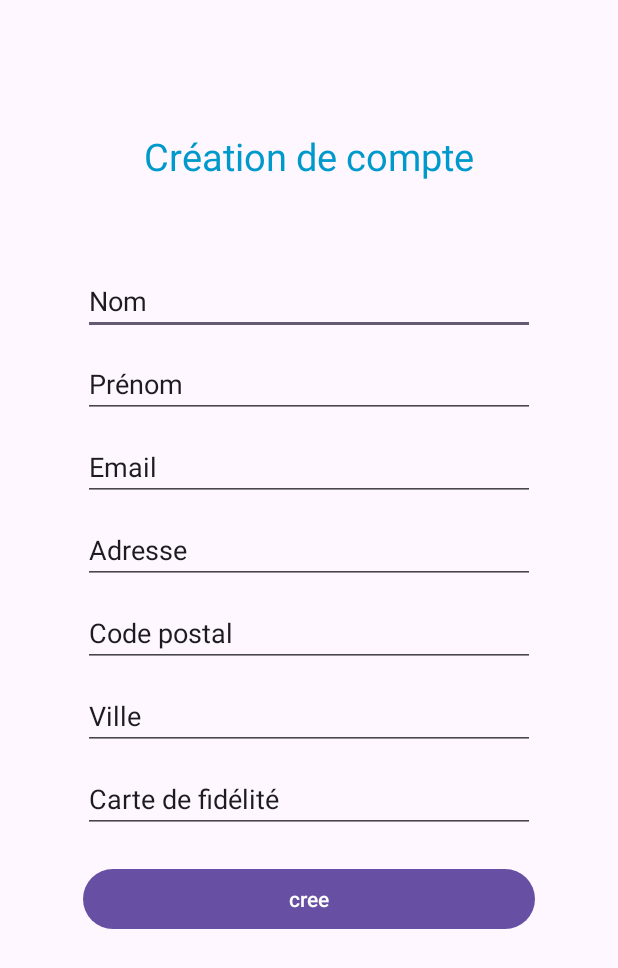
After one commit to benaja-bendo/cgr, an Android app: the FormManuelActivity screen opened directly, with no data from a screen before it, on a phone screen of 412 x 824 dp. The commit adds this screen. Shown: the top 968 px of the screen. Run offline under Robolectric (Android 15) with nearby library versions, the phone set to English and light mode, and no system bars.

Commit message:
✨ add activity FormManuelActivity and ScanQRActivity

```diff
--- a/app/src/main/AndroidManifest.xml
+++ b/app/src/main/AndroidManifest.xml
@@ -13,6 +13,21 @@
         android:theme="@style/Theme.CGR"
         tools:targetApi="31">
         <activity
+            android:name=".FormManuelActivity"
+            android:parentActivityName=".MainActivity"
+            android:exported="false">
+            <meta-data
+                android:name="android.support.PARENT_ACTIVITY"
+                android:value=".MainActivity" />
+        </activity>
+        <activity
+            android:name=".ScanQRActivity"
+            android:exported="false" >
+            <meta-data
+                android:name="android.support.PARENT_ACTIVITY"
+                android:value=".MainActivity" />
+        </activity>
+        <activity
             android:name=".SplashActivity"
             android:exported="true">
             <intent-filter>
@@ -23,7 +38,7 @@
         </activity>
         <activity
             android:name=".MainActivity"
-            android:exported="false"/>
+            android:exported="false" />
     </application>
 
 </manifest>
--- /dev/null
+++ b/app/src/main/java/com/example/cgr/FormManuelActivity.kt
@@ -0,0 +1,11 @@
+package com.example.cgr
+
+import androidx.appcompat.app.AppCompatActivity
+import android.os.Bundle
+
+class FormManuelActivity : AppCompatActivity() {
+    override fun onCreate(savedInstanceState: Bundle?) {
+        super.onCreate(savedInstanceState)
+        setContentView(R.layout.activity_form_manuel)
+    }
+}
--- a/app/src/main/java/com/example/cgr/MainActivity.kt
+++ b/app/src/main/java/com/example/cgr/MainActivity.kt
@@ -1,5 +1,6 @@
 package com.example.cgr
 
+import android.content.Intent
 import androidx.appcompat.app.AppCompatActivity
 import android.os.Bundle
 import android.widget.Button
@@ -12,14 +13,14 @@ class MainActivity : AppCompatActivity() {
         val scanQRButton = findViewById<Button>(R.id.scanQRButton)
         val formManuelButton = findViewById<Button>(R.id.fillFormButton)
 
-//        scanQRButton.setOnClickListener {
-//            val intent = Intent(this, ScanQRActivity::class.java)
-//            startActivity(intent)
-//        }
-//        formManuelButton.setOnClickListener {
-//            val intent = Intent(this, FormManuelActivity::class.java)
-//            startActivity(intent)
-//        }
+        scanQRButton.setOnClickListener {
+            val intent = Intent(this, ScanQRActivity::class.java)
+            startActivity(intent)
+        }
+        formManuelButton.setOnClickListener {
+            val intent = Intent(this, FormManuelActivity::class.java)
+            startActivity(intent)
+        }
 
     }
 }
--- /dev/null
+++ b/app/src/main/java/com/example/cgr/ScanQRActivity.kt
@@ -0,0 +1,11 @@
+package com.example.cgr
+
+import androidx.appcompat.app.AppCompatActivity
+import android.os.Bundle
+
+class ScanQRActivity : AppCompatActivity() {
+    override fun onCreate(savedInstanceState: Bundle?) {
+        super.onCreate(savedInstanceState)
+        setContentView(R.layout.activity_scan_qractivity)
+    }
+}
--- /dev/null
+++ b/app/src/main/res/layout/activity_form_manuel.xml
@@ -0,0 +1,85 @@
+<?xml version="1.0" encoding="utf-8"?>
+<LinearLayout xmlns:android="http://schemas.android.com/apk/res/android"
+    xmlns:app="http://schemas.android.com/apk/res-auto"
+    xmlns:tools="http://schemas.android.com/tools"
+    android:layout_width="match_parent"
+    android:layout_height="match_parent"
+    android:orientation="vertical"
+    android:padding="55dp">
+
+    <TextView
+        android:id="@+id/headerTextView"
+        android:layout_width="250dp"
+        android:layout_height="97dp"
+        android:layout_marginStart="25dp"
+        android:layout_marginBottom="25dp"
+        android:gravity="center"
+        android:text="@string/cr_ation_de_compte"
+        android:textSize="25sp"
+        android:textColor="@android:color/holo_blue_dark"/>
+
+    <EditText
+        android:id="@+id/nameEditText"
+        android:layout_width="match_parent"
+        android:layout_height="wrap_content"
+        android:layout_marginBottom="10dp"
+        android:inputType="text"
+        android:text="@string/nom" />
+
+    <EditText
+        android:id="@+id/firstNameEditText"
+        android:layout_width="match_parent"
+        android:layout_height="wrap_content"
+        android:layout_marginBottom="10dp"
+        android:inputType="text"
+        android:text="@string/pr_nom" />
+
+    <EditText
+        android:id="@+id/emailEditText"
+        android:layout_width="match_parent"
+        android:layout_height="wrap_content"
+        android:layout_marginBottom="10dp"
+        android:inputType="textEmailAddress"
+        android:text="@string/email" />
+
+    <EditText
+        android:id="@+id/addressEditText"
+        android:layout_width="match_parent"
+        android:layout_height="wrap_content"
+        android:layout_marginBottom="10dp"
+        android:inputType="text"
+        android:text="@string/adresse" />
+
+    <EditText
+        android:id="@+id/postalCodeEditText"
+        android:layout_width="match_parent"
+        android:layout_height="wrap_content"
+        android:layout_marginBottom="10dp"
+        android:inputType="textPostalAddress"
+        android:text="@string/code_postal"
+        android:autofillHints="postalCode" />
+
+    <EditText
+        android:id="@+id/cityEditText"
+        android:layout_width="match_parent"
+        android:layout_height="wrap_content"
+        android:layout_marginBottom="10dp"
+        android:inputType="text"
+        android:text="@string/ville" />
+
+    <EditText
+        android:id="@+id/loyaltyCardEditText"
+        android:layout_width="match_parent"
+        android:layout_height="wrap_content"
+        android:layout_marginBottom="20dp"
+        android:inputType="text"
+        android:text="@string/carte_de_fid_lit" />
+
+    <Button
+        android:id="@+id/createAccountButton"
+        android:layout_width="match_parent"
+        android:layout_height="wrap_content"
+        android:textColor="@android:color/white"
+        android:text="@string/create_compte" />
+
+</LinearLayout>
--- /dev/null
+++ b/app/src/main/res/layout/activity_scan_qractivity.xml
@@ -0,0 +1,10 @@
+<?xml version="1.0" encoding="utf-8"?>
+<LinearLayout xmlns:android="http://schemas.android.com/apk/res/android"
+    xmlns:app="http://schemas.android.com/apk/res-auto"
+    xmlns:tools="http://schemas.android.com/tools"
+    android:layout_width="match_parent"
+    android:layout_height="match_parent"
+    android:orientation="vertical"
+    android:padding="55dp">
+
+</LinearLayout>
--- a/app/src/main/res/values/strings.xml
+++ b/app/src/main/res/values/strings.xml
@@ -3,4 +3,12 @@
     <string name="cr_ation_de_compte">Création de compte</string>
     <string name="remplir_le_formulaire_manuellement">Remplir le formulaire manuellement</string>
     <string name="scan_qr_code">Scan QR Code</string>
+    <string name="create_compte">cree</string>
+    <string name="carte_de_fid_lit">Carte de fidélité</string>
+    <string name="ville">Ville</string>
+    <string name="code_postal">Code postal</string>
+    <string name="adresse">Adresse</string>
+    <string name="email">Email</string>
+    <string name="pr_nom">Prénom</string>
+    <string name="nom">Nom</string>
 </resources>
```
